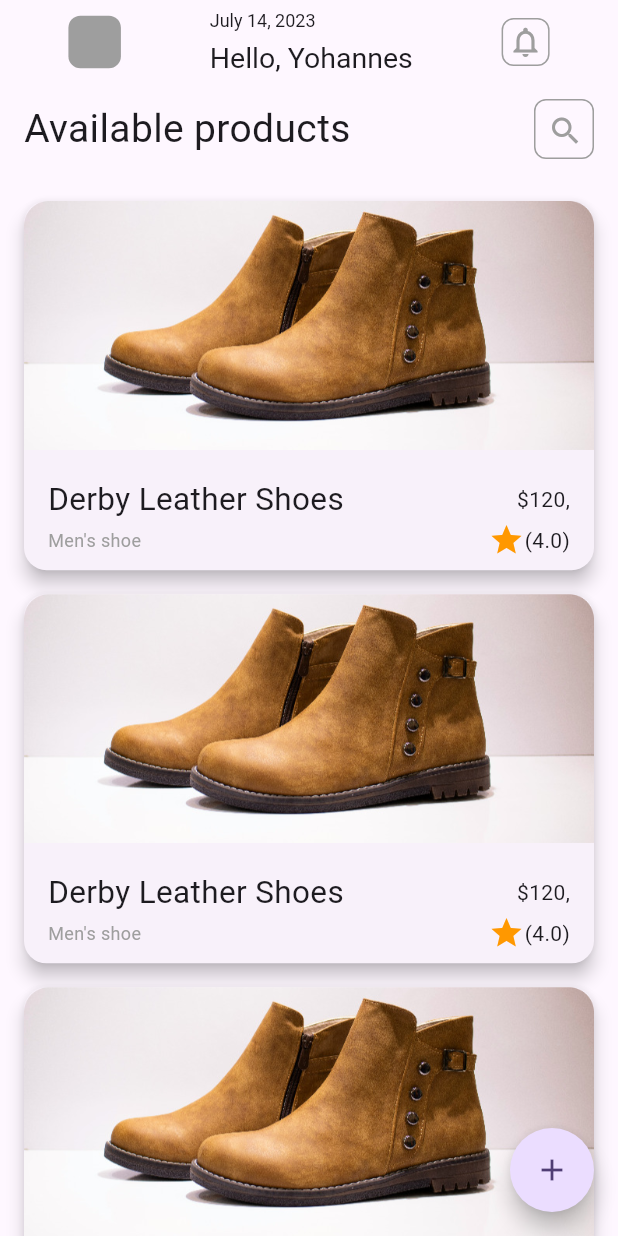
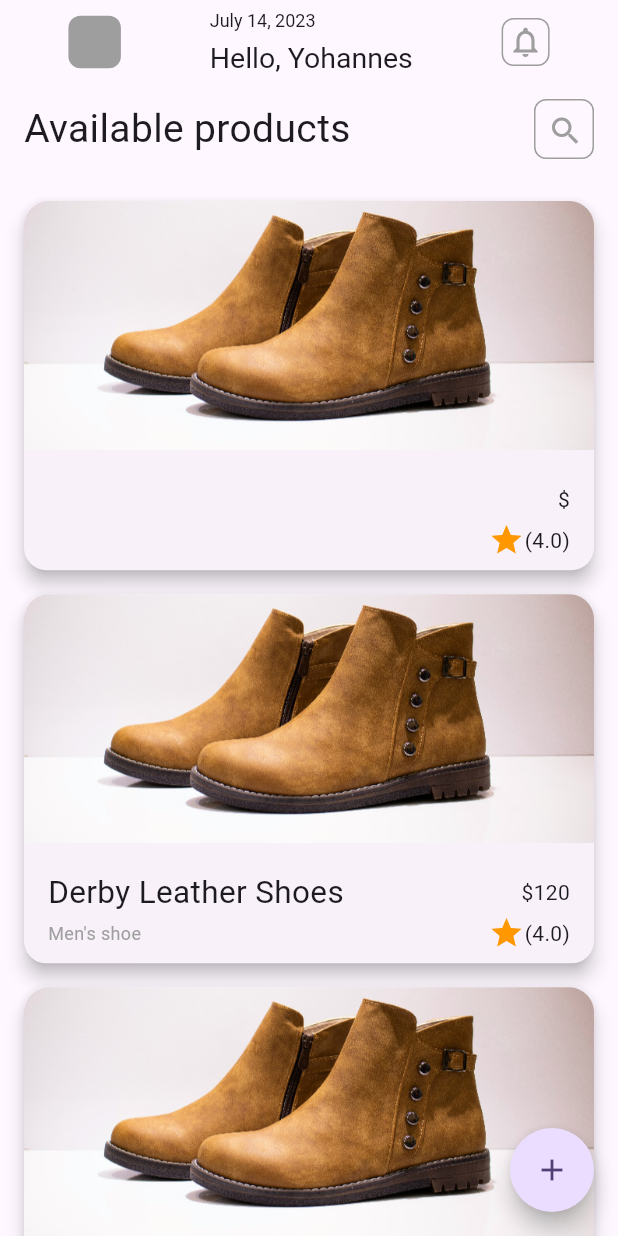
Before and after one commit to Jeyididya/project-phase-mobile-tasks, a Flutter app: the screen it shows after launch, on a phone screen of 412 x 824 dp. Run offline on Flutter 3.47's test engine with Material 3 defaults, Android fonts, the light colour scheme and no system bars.

Commit message:
feat: pass product details to card widget in HomePage

```diff
--- a/task_6/lib/pages/home_page.dart
+++ b/task_6/lib/pages/home_page.dart
@@ -96,8 +96,14 @@ class HomePage extends StatelessWidget {
                 ),
                 SizedBox(height: 20),
                 args == null
-                    ? _buildCardWidget(context)
+                    ? _buildCardWidget(context, {
+                        'name': name ?? '',
+                        'category': category ?? '',
+                        'price': price ?? '',
+                        'description': desciption ?? '',
+                      })
                     : _buildCardWidget(context, args as Map<String, String>?),
+
                 _buildCardWidget(context),
                 _buildCardWidget(context),
                 _buildCardWidget(context),
@@ -147,7 +153,7 @@ Widget _buildCardWidget(BuildContext context, [Map<String, String>? args]) {
                         style: TextStyle(fontSize: 21),
                       ),
                       Text(
-                        '\$${args?['price'] ?? '120'},',
+                        '\$${args?['price'] ?? '120'}',
                         style: TextStyle(fontSize: 14),
                       ),
                     ],
```
